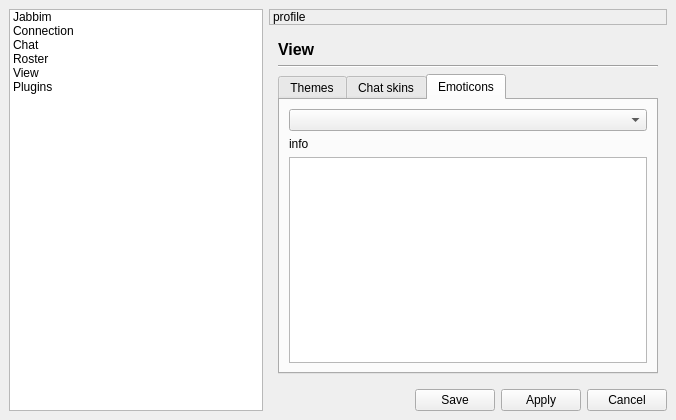
xmpp-graveyard/jabbim, file widgets/preferences.ui: the form before one commit.
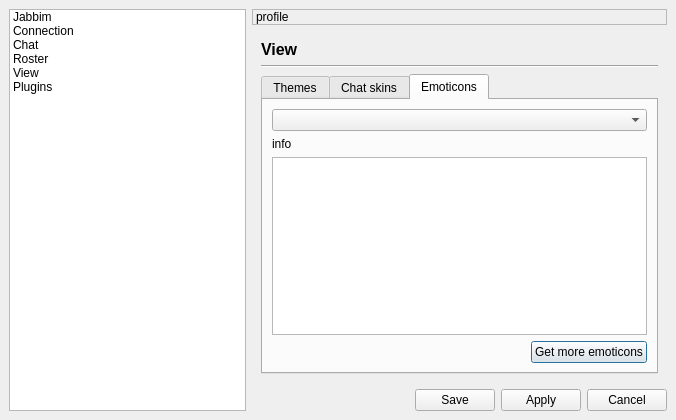
The form after the commit. The open tabs and pages were chosen to show the change. Icons and pictures are not drawn.

Patch:
```diff
--- a/widgets/preferences.ui
+++ b/widgets/preferences.ui
@@ -309,7 +309,27 @@
            <property name="spacing" >
             <number>6</number>
            </property>
-           <item row="2" column="0" >
+           <item row="3" column="0" >
+            <spacer>
+             <property name="orientation" >
+              <enum>Qt::Horizontal</enum>
+             </property>
+             <property name="sizeHint" >
+              <size>
+               <width>271</width>
+               <height>20</height>
+              </size>
+             </property>
+            </spacer>
+           </item>
+           <item row="3" column="1" >
+            <widget class="QPushButton" name="moreEmoticons" >
+             <property name="text" >
+              <string>Get more emoticons</string>
+             </property>
+            </widget>
+           </item>
+           <item row="2" column="0" colspan="2" >
             <widget class="QTextEdit" name="emoticonsPreview" >
              <property name="undoRedoEnabled" >
               <bool>false</bool>
@@ -322,19 +342,19 @@
              </property>
             </widget>
            </item>
-           <item row="1" column="0" >
-            <widget class="QLabel" name="emoticonsInfo" >
-             <property name="text" >
-              <string>info</string>
-             </property>
-             <property name="textFormat" >
-              <enum>Qt::RichText</enum>
-             </property>
-            </widget>
-           </item>
-           <item row="0" column="0" >
+           <item row="0" column="0" colspan="2" >
             <widget class="QComboBox" name="emoticonsList" />
            </item>
+           <item row="1" column="0" colspan="2" >
+            <widget class="QLabel" name="emoticonsInfo" >
+             <property name="text" >
+              <string>info</string>
+             </property>
+             <property name="textFormat" >
+              <enum>Qt::RichText</enum>
+             </property>
+            </widget>
+           </item>
           </layout>
          </widget>
         </widget>
```
Left out of the diff: 36 changed lines with no effect on the pictures.
